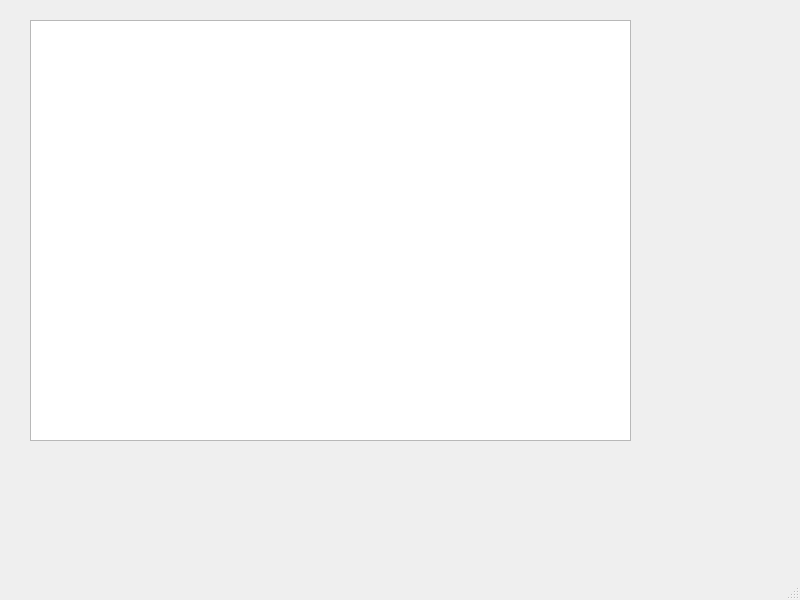
Old version of the form basicwindow.ui in the repository SAMoosavi/AdvancedProgrammingProject2.
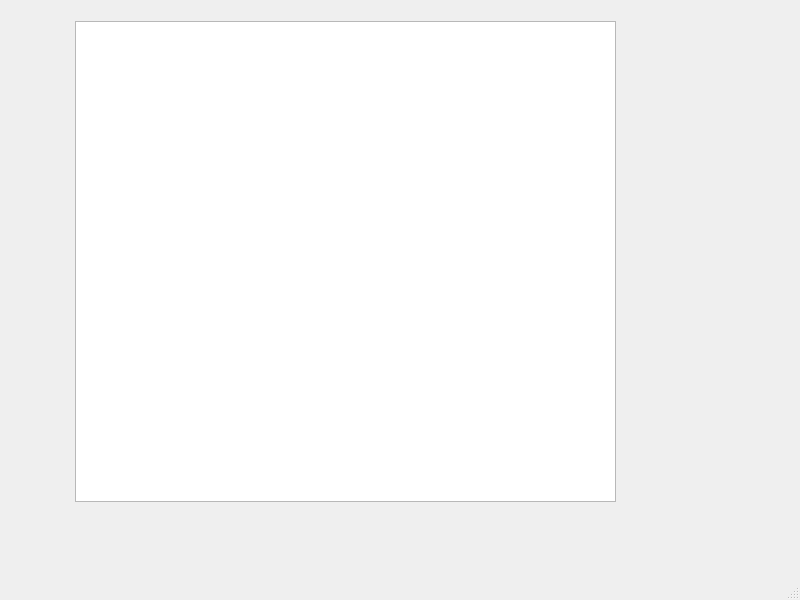
New version of the form.

Diff of the .ui file:
```diff
--- a/basicwindow.ui
+++ b/basicwindow.ui
@@ -14,13 +14,13 @@
    <string>MainWindow</string>
   </property>
   <widget class="QWidget" name="centralwidget">
-   <widget class="QTableView" name="tableView">
+   <widget class="QTableWidget" name="tableWidget">
     <property name="geometry">
      <rect>
-      <x>30</x>
-      <y>20</y>
-      <width>601</width>
-      <height>421</height>
+      <x>75</x>
+      <y>21</y>
+      <width>541</width>
+      <height>481</height>
      </rect>
     </property>
    </widget>
```
